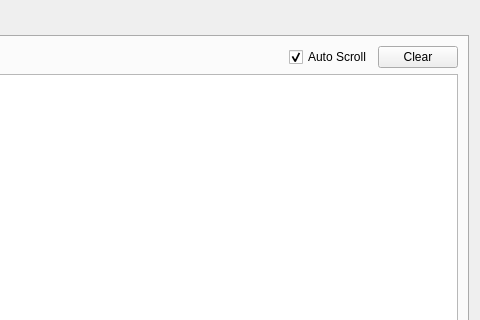
This is src/brickv/data_logger/ui/setup_dialog.ui in Tinkerforge/brickv as Qt 5 draws it before an edit; both pictures show x 272 to 752 and y 0 to 320 of the 752 by 673 pixel window. The edited form follows.
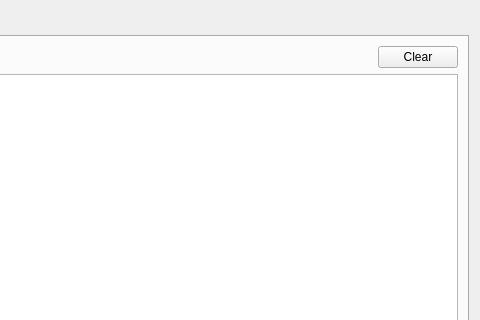
This is the edited form. The open tabs and pages were chosen to show the change.

Commit message: data-logger: Remove auto-scroll checkbox

Diff of the .ui file:
```diff
--- a/src/brickv/data_logger/ui/setup_dialog.ui
+++ b/src/brickv/data_logger/ui/setup_dialog.ui
@@ -392,24 +392,14 @@
            </property>
           </widget>
          </item>
-         <item row="0" column="3">
+         <item row="0" column="2">
           <widget class="QPushButton" name="btn_clear_data">
            <property name="text">
             <string>Clear</string>
            </property>
           </widget>
          </item>
-         <item row="0" column="2">
-          <widget class="QCheckBox" name="checkbox_data_auto_scroll">
-           <property name="text">
-            <string>Auto Scroll</string>
-           </property>
-           <property name="checked">
-            <bool>true</bool>
-           </property>
-          </widget>
-         </item>
-         <item row="1" column="0" colspan="4">
+         <item row="1" column="0" colspan="3">
           <widget class="QTableView" name="table_data">
            <property name="editTriggers">
             <set>QAbstractItemView::NoEditTriggers</set>
```
Left out of the diff: 1 changed line with no effect on the pictures. The commit also changes 1 other file.
